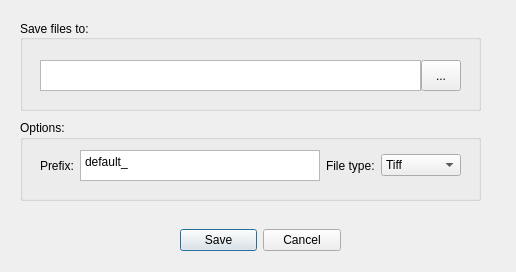
CuriBio/nautilus_acquisition, file src/app/src/settings.ui: the form before one commit.
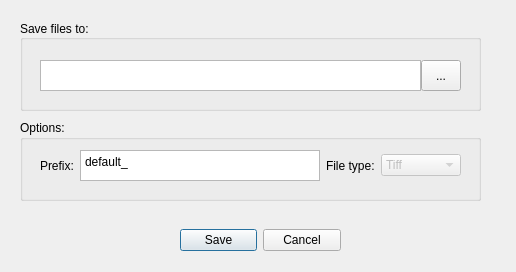
The form after the commit.

```diff
--- a/src/app/src/settings.ui
+++ b/src/app/src/settings.ui
@@ -178,6 +178,9 @@
      </item>
      <item>
       <widget class="QComboBox" name="fileType">
+       <property name="enabled">
+        <bool>false</bool>
+       </property>
        <property name="currentText">
         <string>Tiff</string>
        </property>
```
